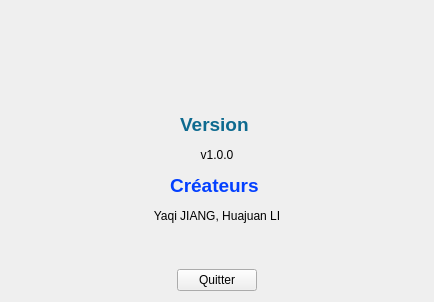
salutpp1177/Qt-Projet, file formapropos.ui: the form before one commit.
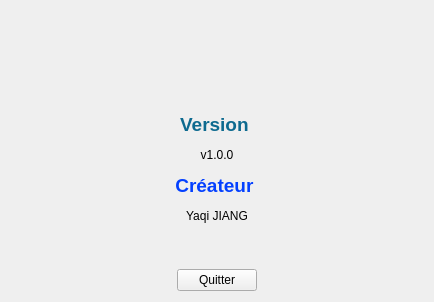
The form after the commit. Icons and pictures are not drawn.

Patch:
```diff
--- a/formapropos.ui
+++ b/formapropos.ui
@@ -38,7 +38,7 @@
      <item>
       <widget class="QLabel" name="textlabel">
        <property name="text">
-        <string>&lt;html&gt;&lt;head/&gt;&lt;body&gt;&lt;p align=&quot;center&quot;&gt;&lt;span style=&quot; font-size:14pt; font-weight:600; color:#0d6a8f;&quot;&gt;Version &lt;/span&gt;&lt;/p&gt;&lt;p align=&quot;center&quot;&gt;v1.0.0&lt;/p&gt;&lt;p align=&quot;center&quot;&gt;&lt;span style=&quot; font-size:14pt; font-weight:600; color:#0340ff;&quot;&gt;Créateurs &lt;/span&gt;&lt;/p&gt;&lt;p align=&quot;center&quot;&gt;Yaqi JIANG, Huajuan LI&lt;/p&gt;&lt;p&gt;&lt;br/&gt;&lt;/p&gt;&lt;/body&gt;&lt;/html&gt;</string>
+        <string>&lt;html&gt;&lt;head/&gt;&lt;body&gt;&lt;p align=&quot;center&quot;&gt;&lt;span style=&quot; font-size:14pt; font-weight:600; color:#0d6a8f;&quot;&gt;Version &lt;/span&gt;&lt;/p&gt;&lt;p align=&quot;center&quot;&gt;v1.0.0&lt;/p&gt;&lt;p align=&quot;center&quot;&gt;&lt;span style=&quot; font-size:14pt; font-weight:600; color:#0340ff;&quot;&gt;Créateur &lt;/span&gt;&lt;/p&gt;&lt;p align=&quot;center&quot;&gt;Yaqi JIANG&lt;/p&gt;&lt;p&gt;&lt;br/&gt;&lt;/p&gt;&lt;/body&gt;&lt;/html&gt;</string>
        </property>
       </widget>
      </item>
```
